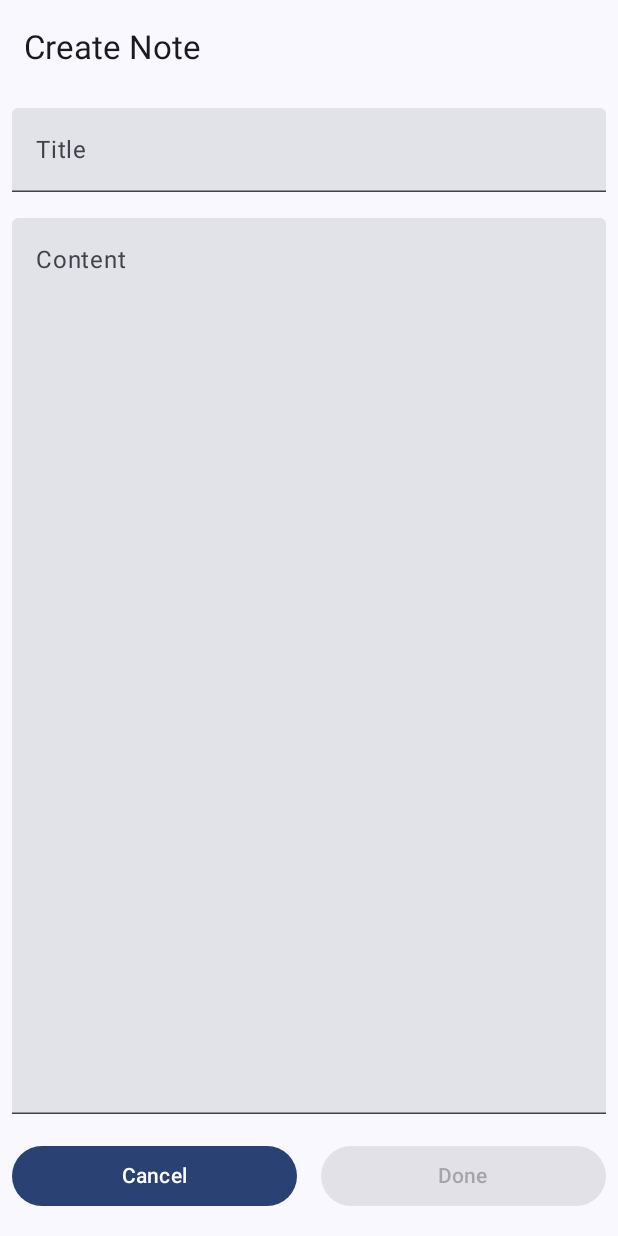
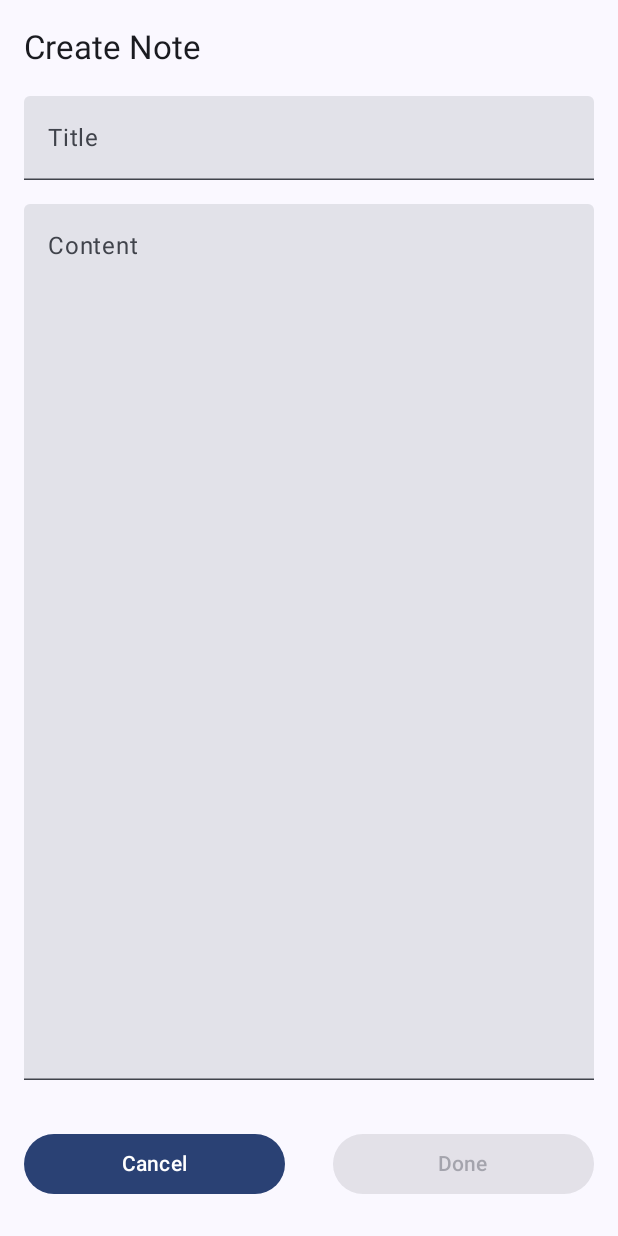
Before and after one commit to MitaliAhir/QuickNotes, an Android app built with Jetpack Compose: the NoteScreen screen opened through its navigation route, on a phone screen of 412 x 824 dp. Run offline under Robolectric (Android 15) with nearby library versions, the phone set to English and light mode, and no system bars.

Commit message:
In Home Screen list of notes display overflow lettes fixed.

```diff
--- a/app/src/main/java/com/example/quicknotes/MainActivity.kt
+++ b/app/src/main/java/com/example/quicknotes/MainActivity.kt
@@ -28,7 +28,6 @@ class MainActivity : ComponentActivity() {
         }
     }
 
-
 }
 @Composable
 fun QuickNoteApp(){
--- a/app/src/main/java/com/example/quicknotes/screens/HomeScreen.kt
+++ b/app/src/main/java/com/example/quicknotes/screens/HomeScreen.kt
@@ -3,19 +3,23 @@ package com.example.quicknotes.screens
 import androidx.compose.ui.unit.dp
 import androidx.compose.foundation.clickable
 import androidx.compose.foundation.layout.Column
+import androidx.compose.foundation.layout.fillMaxSize
 import androidx.compose.foundation.layout.padding
+import androidx.compose.foundation.layout.width
+import androidx.compose.foundation.layout.wrapContentHeight
+import androidx.compose.foundation.layout.wrapContentWidth
 import androidx.compose.foundation.lazy.LazyColumn
 import androidx.compose.foundation.lazy.items
 import androidx.compose.material3.Card
-import androidx.compose.material3.CardElevation
+import androidx.compose.material3.CardDefaults
 import androidx.compose.material3.MaterialTheme
 import androidx.compose.material3.Scaffold
 import androidx.compose.material3.Text
 import androidx.compose.runtime.Composable
 import androidx.compose.ui.Modifier
 import androidx.compose.ui.text.font.FontWeight
+import androidx.compose.ui.text.style.TextAlign
 import androidx.compose.ui.text.style.TextOverflow
-import androidx.compose.ui.unit.dp
 import androidx.compose.ui.unit.sp
 import com.example.quicknotes.Note
 import com.example.quicknotes.scaffold.FabButton
@@ -29,22 +33,39 @@ fun HomeScreen(notes: List<Note>, onNoteClicked: (Note) -> Unit, onCreateNoteCli
             FabButton { onCreateNoteClicked() }
         }
     ) { innerPadding ->
-        LazyColumn (
+        if (notes.isEmpty()) {
+            Text(
+                text = "No notes yet. Start by adding a new note.",
+                modifier = Modifier.fillMaxSize().wrapContentHeight().wrapContentWidth(),
+                style = MaterialTheme.typography.bodyLarge,
+                color = MaterialTheme.colorScheme.onSurface.copy(alpha = 0.7f),
+                textAlign = TextAlign.Center
+            )
+        } else {
+            LazyColumn(
                 contentPadding = innerPadding,
                 modifier = Modifier.padding(horizontal = 16.dp)
-        ){
+            ) {
                 items(notes) { note ->
-                Card(modifier = Modifier.padding(8.dp)
-                    .clickable { onNoteClicked(note) },
-                    shape = MaterialTheme.shapes.medium) {
+                    Card(
+                        modifier = Modifier.padding(8.dp)
+                            .clickable { onNoteClicked(note) }.width(300.dp),
+                        shape = MaterialTheme.shapes.medium,
+                        elevation = CardDefaults.cardElevation(defaultElevation = 4.dp),
+                        colors = CardDefaults.cardColors(
+                            containerColor = MaterialTheme.colorScheme.surface
+                        )
+                    ) {
                         Column(modifier = Modifier.padding(16.dp)) {
-                        Text(text = note.title,
+                            Text(
+                                text = note.title,
                                 fontWeight = FontWeight.Bold,
                                 fontSize = 20.sp,
                                 style = MaterialTheme.typography.titleMedium,
                                 color = MaterialTheme.colorScheme.primary
                             )
-                        Text(text = note.content.take(50) + "...",
+                            Text(
+                                text = note.content,
                                 maxLines = 3,
                                 overflow = TextOverflow.Ellipsis,
                                 style = MaterialTheme.typography.bodyMedium,
@@ -56,3 +77,4 @@ fun HomeScreen(notes: List<Note>, onNoteClicked: (Note) -> Unit, onCreateNoteCli
             }
         }
     }
+}
--- a/app/src/main/java/com/example/quicknotes/screens/NoteScreen.kt
+++ b/app/src/main/java/com/example/quicknotes/screens/NoteScreen.kt
@@ -36,27 +36,27 @@ fun NoteScreen(note: Note?, save: (Note) -> Unit, cancel: () -> Unit) {
         Column(
             modifier = Modifier.padding(innerPadding).fillMaxSize(),
             horizontalAlignment = Alignment.CenterHorizontally,
-            verticalArrangement = Arrangement.spacedBy(1.dp)
+            verticalArrangement = Arrangement.spacedBy(16.dp)
         )
         {
             TextField(
                 value = title,
                 onValueChange = { title = it },
                 label = { Text("Title") },
-                modifier = Modifier.fillMaxWidth().padding(8.dp)
+                modifier = Modifier.fillMaxWidth().padding(horizontal = 16.dp)
             )
             TextField(
                 value = content,
                 onValueChange = { content = it },
                 label = { Text("Content") },
-                modifier = Modifier.fillMaxWidth().weight(1f).padding(8.dp)
+                modifier = Modifier.fillMaxWidth().weight(1f).padding(horizontal = 16.dp)
             )
 
             Row(modifier = Modifier.padding(bottom = 8.dp)) {
                 Button(
                     onClick = { cancel() },
                     modifier = Modifier
-                        .padding(8.dp)
+                        .padding(16.dp)
                         .weight(1f),
                     enabled = true,
                 ) {
@@ -65,7 +65,7 @@ fun NoteScreen(note: Note?, save: (Note) -> Unit, cancel: () -> Unit) {
                 Button(
                     onClick = { save(Note(note?.id ?: -1, title, content)) },
                     modifier = Modifier
-                        .padding(8.dp)
+                        .padding(16.dp)
                         .weight(1f),
                     enabled = content.isNotBlank(),
                 ) {
```
Lines whose indentation alone changed are shown as unchanged.
